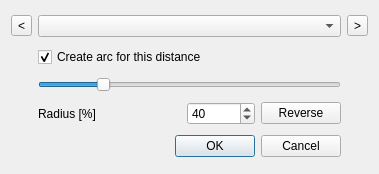
Before: the Qt Designer form ui_place_arc.ui in 3nids/intersectit, drawn with Qt 5.
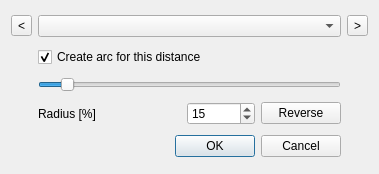
After: the same form once the commit is applied.

Commit message: changed default tolerance

Patch:
```diff
--- a/ui_place_arc.ui
+++ b/ui_place_arc.ui
@@ -67,10 +67,10 @@
       <number>10</number>
      </property>
      <property name="value">
-      <number>40</number>
+      <number>15</number>
      </property>
      <property name="sliderPosition">
-      <number>40</number>
+      <number>15</number>
      </property>
      <property name="orientation">
       <enum>Qt::Horizontal</enum>
@@ -92,7 +92,7 @@
       <number>200</number>
      </property>
      <property name="value">
-      <number>40</number>
+      <number>15</number>
      </property>
     </widget>
    </item>
```
Left out of the diff: 8 changed lines with no effect on the pictures. The commit also changes 1 other file.
